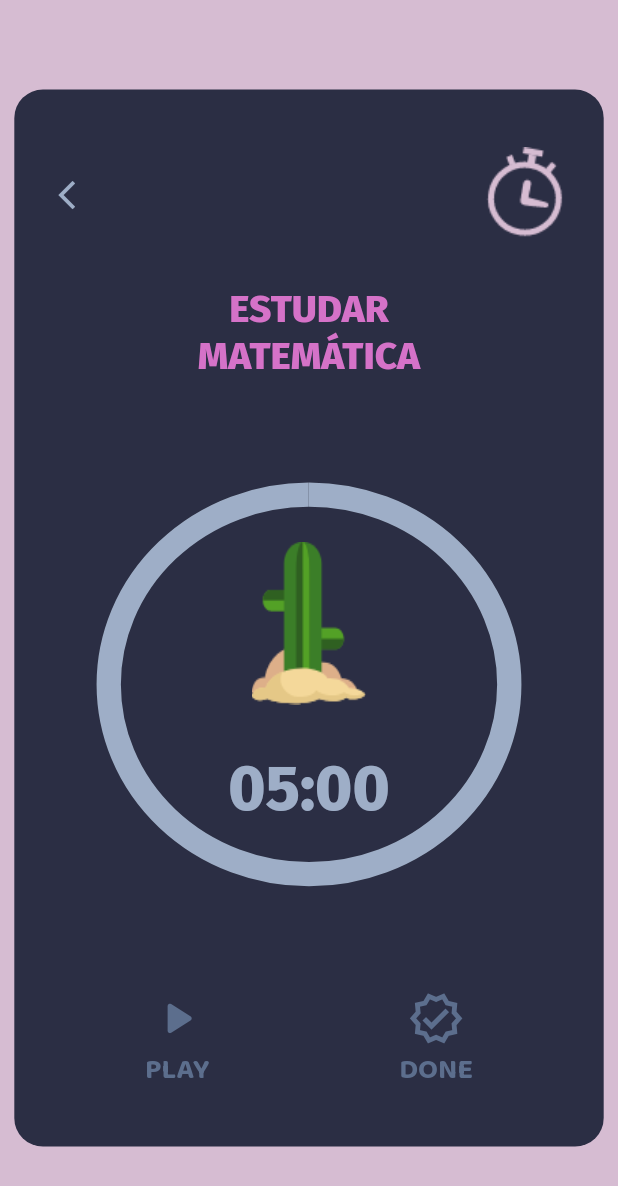
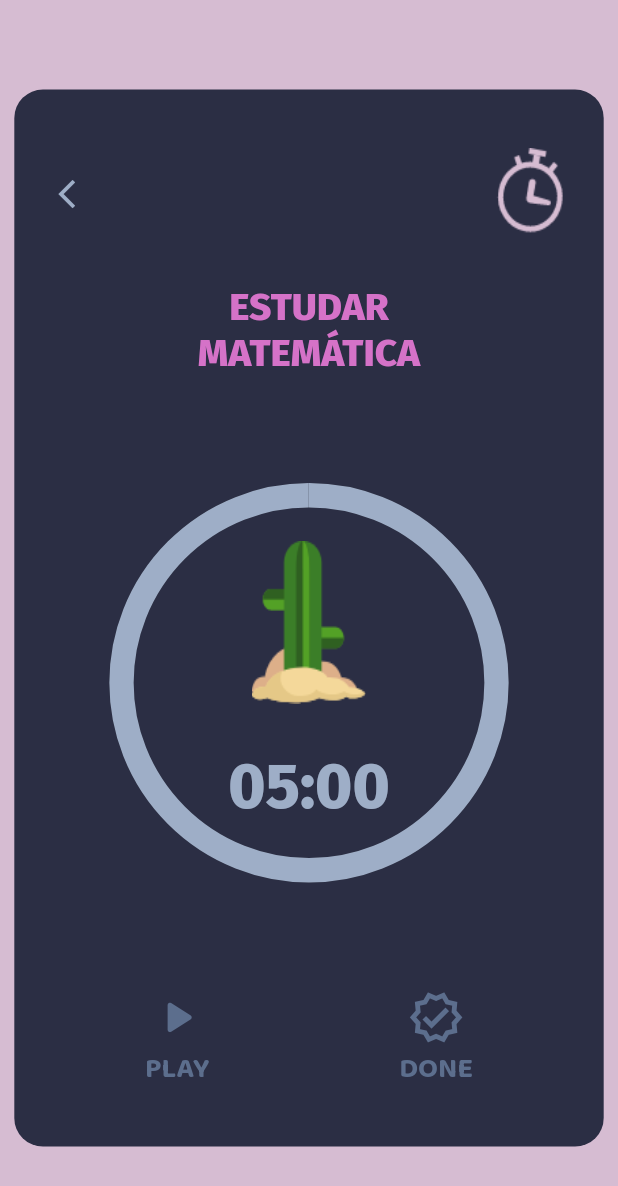
Before and after one commit to Victor-Moura-DEV/rabit, a Flutter app: the TimerScreen screen opened by its route, on a phone screen of 412 x 824 dp. Shown: the top 1186 px of the screen. Run offline on Flutter 3.47's test engine with Material 2 defaults, Android fonts, the phone set to English and light mode, and no system bars.

Commit message:
fix: adjust layout size

```diff
--- a/lib/screens/timer_screen.dart
+++ b/lib/screens/timer_screen.dart
@@ -139,8 +139,8 @@ class _TimerScreenState extends State<TimerScreen> {
         GestureDetector(
           onTap: () {},
           child: Container(
-            width: getProportionateScreenWidth(60),
-            height: getProportionateScreenHeight(70),
+            width: 50,
+            height: 60,
             decoration: BoxDecoration(
               image: DecorationImage(
                   image: AssetImage('assets/images/clock.png'),
@@ -154,8 +154,8 @@ class _TimerScreenState extends State<TimerScreen> {
 
   SizedBox BuildCenterCountDown(int minuts, int secondsDisplayed) {
     return SizedBox(
-      width: getProportionateScreenWidth(280),
-      height: getProportionateScreenHeight(280),
+      width: 250,
+      height: 250,
       child: Stack(
         fit: StackFit.expand,
         children: [
```
